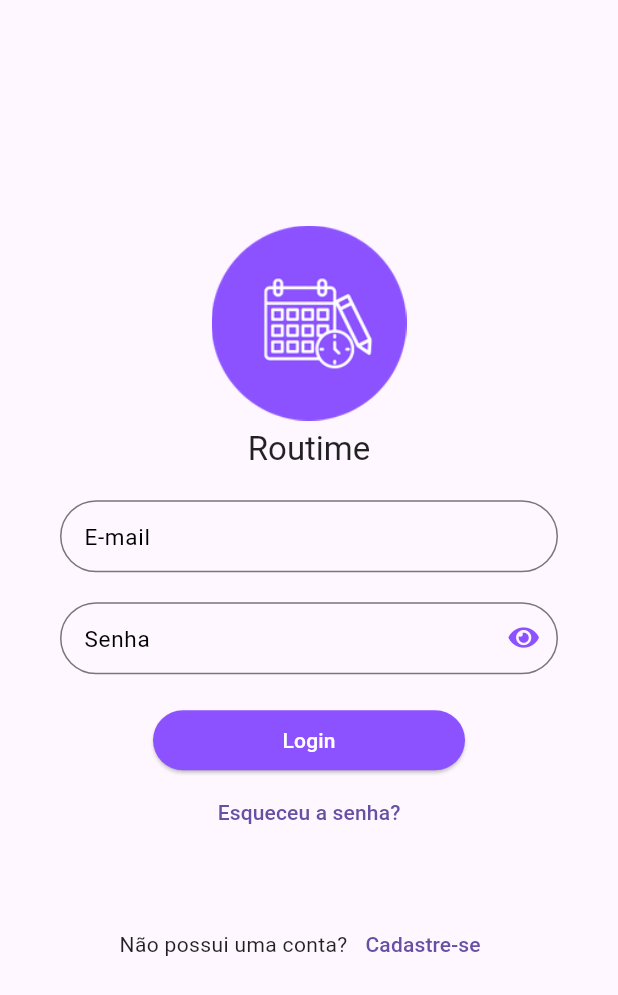
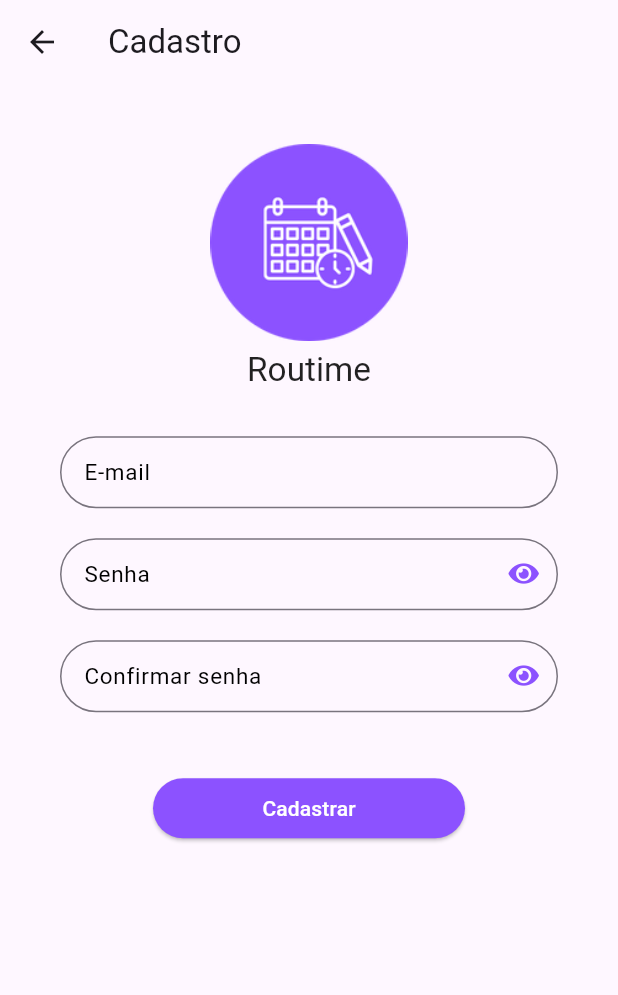
Before and after one commit to nilodornellas/routime_app, a Flutter app: the LoginPage screen opened directly, after a tap on "Cadastre-se", on a phone screen of 412 x 824 dp. Shown: the top 995 px of the screen. Run offline on Flutter 3.47's test engine with Material 2 defaults, Android fonts, the phone set to English and light mode, and no system bars; our stand-ins replace firebase_core, google_fonts; accounts and stored records are empty; generated files the repository leaves out were written again; Roboto replaces fonts that are missing (Mandali).

Commit message:
implementando tela de registro

```diff
--- a/lib/app/app_widget.dart
+++ b/lib/app/app_widget.dart
@@ -1,5 +1,5 @@
 import 'package:flutter/material.dart';
-import 'package:routime_app/app/core/ui/routime_ui_config.dart';
+import 'package:routime_app/app/core/ui/routime_ui_theme.dart';
 import 'package:routime_app/app/modules/auth/auth_module.dart';
 import 'package:routime_app/app/modules/splash/splash_page.dart';
 
--- /dev/null
+++ b/lib/app/core/ui/constants.dart
@@ -0,0 +1,5 @@
+import 'package:flutter/material.dart';
+
+sealed class ColorsConstants {
+  static const purple = Color(0xFF8C52FF);
+}
--- a/lib/app/core/ui/routime_ui_config.dart
+++ b/lib/app/core/ui/routime_ui_theme.dart
@@ -1,17 +1,17 @@
 import 'package:flutter/material.dart';
 import 'package:google_fonts/google_fonts.dart';
+import 'package:routime_app/app/core/ui/constants.dart';
 
-class RoutimeUiConfig {
-  RoutimeUiConfig._();
-
+sealed class RoutimeUiConfig {
   static ThemeData get theme => ThemeData(
         textTheme: GoogleFonts.mandaliTextTheme(),
         primaryColor: const Color(0xff8C52FF),
         primaryColorLight: const Color(0xffc6aaff),
         elevatedButtonTheme: ElevatedButtonThemeData(
           style: ElevatedButton.styleFrom(
-              backgroundColor: const Color(0xff8C52FF),
-              foregroundColor: const Color(0xffffffff)),
+            backgroundColor: ColorsConstants.purple,
+            foregroundColor: Colors.white,
+          ),
         ),
         useMaterial3: true,
       );
--- a/lib/app/modules/auth/auth_module.dart
+++ b/lib/app/modules/auth/auth_module.dart
@@ -2,14 +2,20 @@ import 'package:provider/provider.dart';
 import 'package:routime_app/app/core/modules/routime_module.dart';
 import 'package:routime_app/app/modules/auth/login/login_controller.dart';
 import 'package:routime_app/app/modules/auth/login/login_page.dart';
+import 'package:routime_app/app/modules/auth/register/register_controller.dart';
+import 'package:routime_app/app/modules/auth/register/register_page.dart';
 
 class AuthModule extends RoutimeModule {
   AuthModule()
       : super(bindings: [
           ChangeNotifierProvider(
             create: (_) => LoginController(),
-          )
+          ),
+          ChangeNotifierProvider(
+            create: (_) => RegisterController(),
+          ),
         ], routers: {
-          '/login': (context) => const LoginPage()
+          '/login': (context) => const LoginPage(),
+          '/register': (context) => const RegisterPage(),
         });
 }
--- a/lib/app/modules/auth/login/login_page.dart
+++ b/lib/app/modules/auth/login/login_page.dart
@@ -61,7 +61,10 @@ class LoginPage extends StatelessWidget {
                               children: [
                                 const Text('Não possui uma conta?'),
                                 TextButton(
-                                  onPressed: () {},
+                                  onPressed: () {
+                                    Navigator.of(context)
+                                        .pushNamed('/register');
+                                  },
                                   child: const Text('Cadastre-se'),
                                 ),
                               ],
--- /dev/null
+++ b/lib/app/modules/auth/register/register_controller.dart
@@ -0,0 +1,3 @@
+import 'package:flutter/material.dart';
+
+class RegisterController extends ChangeNotifier {}
--- /dev/null
+++ b/lib/app/modules/auth/register/register_page.dart
@@ -0,0 +1,63 @@
+import 'package:flutter/material.dart';
+import 'package:routime_app/app/core/widgets/routime_field.dart';
+import 'package:routime_app/app/core/widgets/routime_logo.dart';
+
+class RegisterPage extends StatelessWidget {
+  const RegisterPage({super.key});
+
+  @override
+  Widget build(BuildContext context) {
+    return Scaffold(
+      appBar: AppBar(
+        title: const Text('Cadastro'),
+        scrolledUnderElevation: 0,
+      ),
+      body: ListView(
+        children: [
+          const SizedBox(height: 40),
+          SizedBox(
+            height: MediaQuery.of(context).size.width * .4,
+            child: const FittedBox(
+              fit: BoxFit.fitHeight,
+              child: RoutimeLogo(),
+            ),
+          ),
+          Padding(
+            padding: const EdgeInsets.symmetric(
+              horizontal: 40,
+              vertical: 30,
+            ),
+            child: Column(
+              children: [
+                RoutimeField(label: 'E-mail'),
+                const SizedBox(height: 20),
+                RoutimeField(
+                  label: 'Senha',
+                  obscureText: true,
+                ),
+                const SizedBox(height: 20),
+                RoutimeField(
+                  label: 'Confirmar senha',
+                  obscureText: true,
+                ),
+                const SizedBox(height: 40),
+                ElevatedButton(
+                  onPressed: () {},
+                  child: const SizedBox(
+                    width: 160,
+                    height: 40,
+                    child: Center(
+                      child: Text(
+                        'Cadastrar',
+                      ),
+                    ),
+                  ),
+                ),
+              ],
+            ),
+          ),
+        ],
+      ),
+    );
+  }
+}
```
